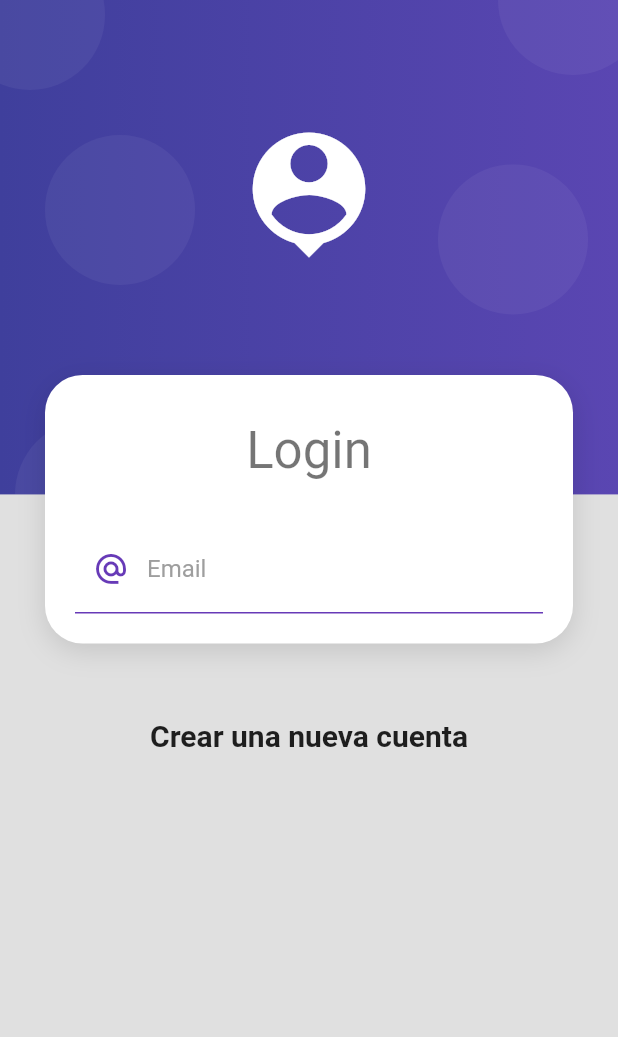
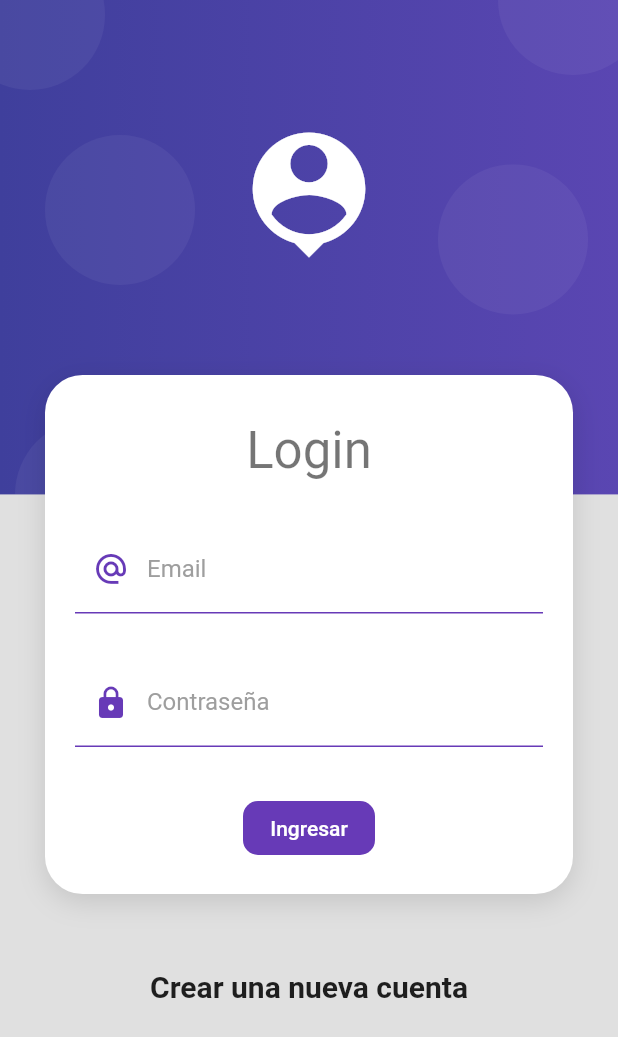
Before and after one commit to luisrj46/productosApp, a Flutter app: the screen it shows after launch, on a phone screen of 412 x 824 dp. Shown: the top 1037 px of the screen. Run offline on Flutter 3.47's test engine with Material 2 defaults, Android fonts, the phone set to English and light mode, and no system bars.

```diff
--- a/lib/screens/login_screen.dart
+++ b/lib/screens/login_screen.dart
@@ -1,4 +1,5 @@
 import 'package:flutter/material.dart';
+import 'package:productos_app/ui/input_decorations.dart';
 import 'package:productos_app/widgets/widgets.dart';
 
 class LoginScreen extends StatelessWidget {
@@ -21,16 +22,15 @@ class LoginScreen extends StatelessWidget {
                 ],
               ),
             ),
-            const SizedBox(
-              height: 50,
-            ),
+            const SizedBox(height: 50),
             const Text(
               "Crear una nueva cuenta",
               style: TextStyle(
                 fontSize: 20,
                 fontWeight: FontWeight.bold,
               ),
-            )
+            ),
+            const SizedBox(height: 50),
           ],
         ),
       )),
@@ -43,32 +43,59 @@ class _LoginForm extends StatelessWidget {
   Widget build(BuildContext context) {
     return Container(
       child: Form(
+        autovalidateMode: AutovalidateMode.onUserInteraction,
         child: Column(
           children: [
             TextFormField(
               autocorrect: false,
               keyboardType: TextInputType.emailAddress,
-              decoration: const InputDecoration(
-                  enabledBorder: UnderlineInputBorder(
-                    borderSide: BorderSide(
-                      color: Colors.deepPurple,
-                    ),
+              decoration: InputDecorations.authInputDecoration(
+                hintText: 'luchofer@gmail.com',
+                labelText: 'Email',
+                prefixIcon: Icons.alternate_email_outlined,
+              ),
+              validator: (value) {
+                String pattern =
+                    r'^(([^<>()[\]\\.,;:\s@\"]+(\.[^<>()[\]\\.,;:\s@\"]+)*)|(\".+\"))@((\[[0-9]{1,3}\.[0-9]{1,3}\.[0-9]{1,3}\.[0-9]{1,3}\])|(([a-zA-Z\-0-9]+\.)+[a-zA-Z]{2,}))$';
+                RegExp regExp = new RegExp(pattern);
+
+                return regExp.hasMatch(value ?? '')
+                    ? null
+                    : "El correo es invalido";
+              },
+            ),
+            SizedBox(height: 30),
+            TextFormField(
+              autocorrect: false,
+              obscureText: true,
+              keyboardType: TextInputType.emailAddress,
+              decoration: InputDecorations.authInputDecoration(
+                hintText: '********',
+                labelText: 'Contraseña',
+                prefixIcon: Icons.lock,
+              ),
+              validator: (value) {
+                return (value != null && value.length >= 6)
+                    ? null
+                    : "La contraseña debe ser de 6 caracteres";
+              },
+            ),
+            SizedBox(height: 30),
+            MaterialButton(
+              shape: RoundedRectangleBorder(
+                  borderRadius: BorderRadius.circular(10)),
+              disabledColor: Colors.grey,
+              elevation: 0,
+              color: Colors.deepPurple,
+              child: Container(
+                child: const Text(
+                  "Ingresar",
+                  style: TextStyle(
+                    color: Colors.white,
                   ),
-                  focusedBorder: UnderlineInputBorder(
-                    borderSide: BorderSide(
-                      color: Colors.deepPurple,
-                      width: 2,
-                    ),
-                  ),
-                  hintText: "luchofer@gmail.com",
-                  labelText: "Email",
-                  labelStyle: TextStyle(
-                    color: Colors.grey,
-                  ),
-                  prefixIcon: Icon(
-                    Icons.alternate_email_outlined,
-                    color: Colors.deepPurple,
-                  )),
+                ),
+              ),
+              onPressed: () {},
             )
           ],
         ),
--- /dev/null
+++ b/lib/ui/input_decorations.dart
@@ -0,0 +1,29 @@
+import 'package:flutter/material.dart';
+
+class InputDecorations {
+  static InputDecoration authInputDecoration(
+      {required String hintText,
+      required String labelText,
+      IconData? prefixIcon}) {
+    return InputDecoration(
+        enabledBorder: UnderlineInputBorder(
+          borderSide: BorderSide(
+            color: Colors.deepPurple,
+          ),
+        ),
+        focusedBorder: UnderlineInputBorder(
+          borderSide: BorderSide(
+            color: Colors.deepPurple,
+            width: 2,
+          ),
+        ),
+        hintText: hintText,
+        labelText: labelText,
+        labelStyle: TextStyle(
+          color: Colors.grey,
+        ),
+        prefixIcon: prefixIcon != null
+            ? Icon(prefixIcon, color: Colors.deepPurple)
+            : null);
+  }
+}
```
